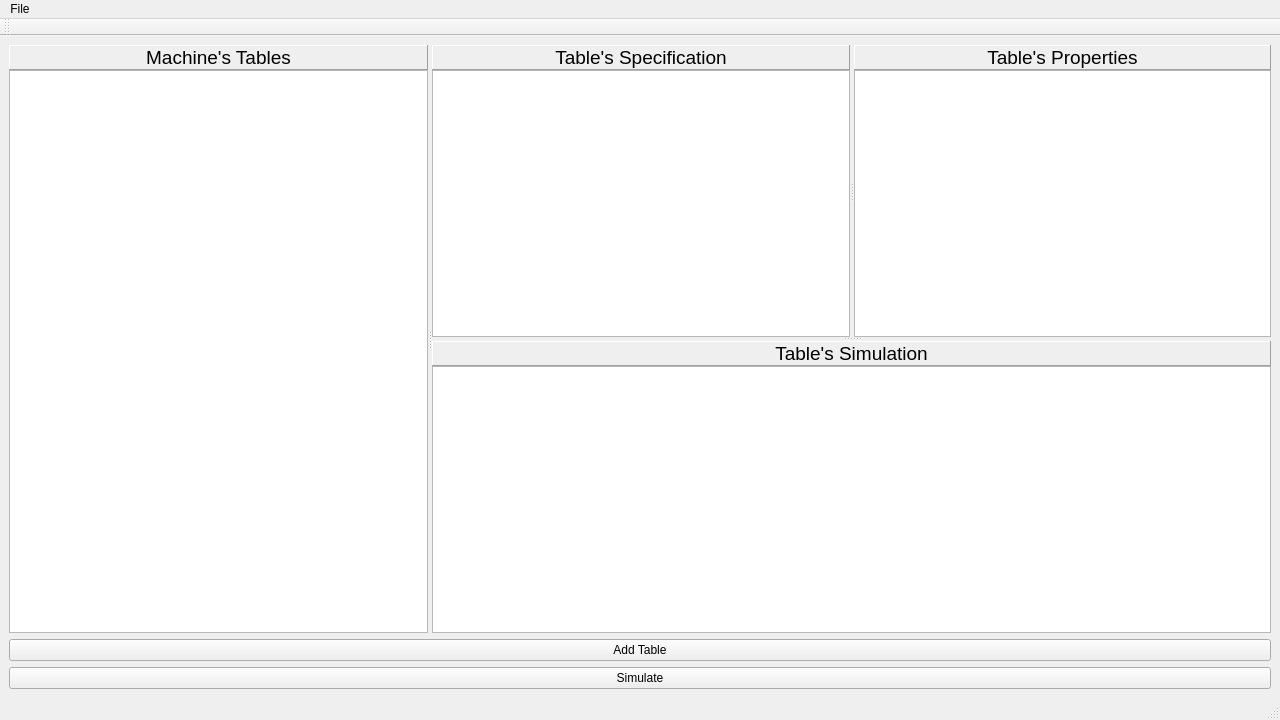
This is Qt/TuringsMachineSimulator/usermachines.ui in fabioalves98/TuringsMachineGenerator as Qt 5 draws it before an edit. The edited form follows.
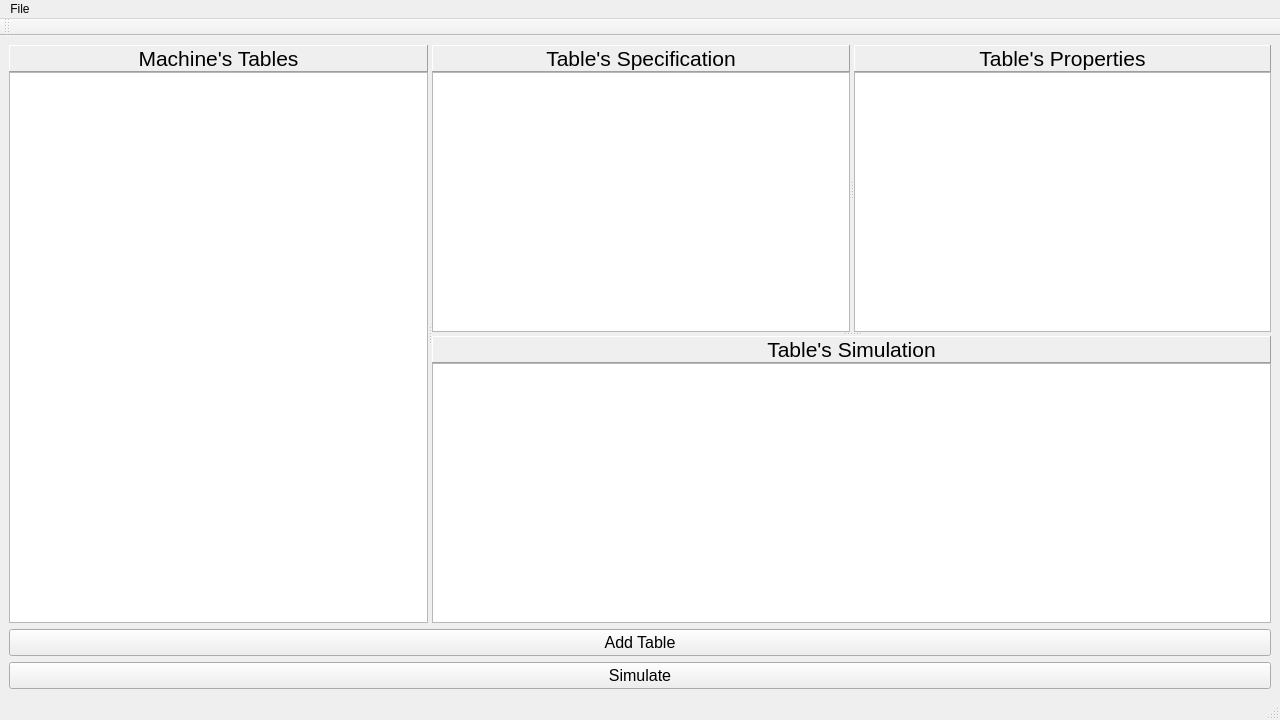
This is the edited form.

Commit message: Minor UI changes. Still need to generate random tables

Diff of the .ui file:
```diff
--- a/Qt/TuringsMachineSimulator/usermachines.ui
+++ b/Qt/TuringsMachineSimulator/usermachines.ui
@@ -13,6 +13,12 @@
   <property name="windowTitle">
    <string>MainWindow</string>
   </property>
+  <property name="styleSheet">
+   <string notr="true">QListWidget::item {
+	padding : 3px;
+	border : 0px;
+}</string>
+  </property>
   <widget class="QWidget" name="centralwidget">
    <layout class="QVBoxLayout" name="verticalLayout">
     <item>
@@ -20,16 +26,19 @@
       <property name="orientation">
        <enum>Qt::Horizontal</enum>
       </property>
-      <widget class="QWidget" name="">
+      <widget class="QWidget" name="layoutWidget">
        <layout class="QVBoxLayout" name="Tables">
         <property name="spacing">
          <number>0</number>
         </property>
         <item>
          <widget class="QLabel" name="tablesLabel">
+          <property name="enabled">
+           <bool>true</bool>
+          </property>
           <property name="font">
            <font>
-            <pointsize>14</pointsize>
+            <pointsize>16</pointsize>
            </font>
           </property>
           <property name="frameShape">
@@ -44,10 +53,17 @@
           <property name="alignment">
            <set>Qt::AlignCenter</set>
           </property>
+          <property name="margin">
+           <number>3</number>
+          </property>
          </widget>
         </item>
         <item>
-         <widget class="QListWidget" name="tablesList"/>
+         <widget class="QListWidget" name="tablesList">
+          <property name="styleSheet">
+           <string notr="true"/>
+          </property>
+         </widget>
         </item>
        </layout>
       </widget>
@@ -68,7 +84,7 @@
            <widget class="QLabel" name="tableLabel">
             <property name="font">
              <font>
-              <pointsize>14</pointsize>
+              <pointsize>16</pointsize>
              </font>
             </property>
             <property name="frameShape">
@@ -83,6 +99,9 @@
             <property name="alignment">
              <set>Qt::AlignCenter</set>
             </property>
+            <property name="margin">
+             <number>3</number>
+            </property>
            </widget>
           </item>
           <item>
@@ -99,7 +118,7 @@
            <widget class="QLabel" name="propLabel">
             <property name="font">
              <font>
-              <pointsize>14</pointsize>
+              <pointsize>16</pointsize>
              </font>
             </property>
             <property name="frameShape">
@@ -114,6 +133,9 @@
             <property name="alignment">
              <set>Qt::AlignCenter</set>
             </property>
+            <property name="margin">
+             <number>3</number>
+            </property>
            </widget>
           </item>
           <item>
@@ -131,7 +153,7 @@
           <widget class="QLabel" name="simLabel">
            <property name="font">
             <font>
-             <pointsize>14</pointsize>
+             <pointsize>16</pointsize>
             </font>
            </property>
            <property name="frameShape">
@@ -146,6 +168,9 @@
            <property name="alignment">
             <set>Qt::AlignCenter</set>
            </property>
+           <property name="margin">
+            <number>3</number>
+           </property>
           </widget>
          </item>
          <item>
@@ -158,6 +183,11 @@
     </item>
     <item>
      <widget class="QPushButton" name="addTableBt">
+      <property name="font">
+       <font>
+        <pointsize>12</pointsize>
+       </font>
+      </property>
       <property name="text">
        <string>Add Table</string>
       </property>
@@ -171,6 +201,11 @@
         <height>0</height>
        </size>
       </property>
+      <property name="font">
+       <font>
+        <pointsize>12</pointsize>
+       </font>
+      </property>
       <property name="text">
        <string>Simulate</string>
       </property>
```
The commit also changes 3 other files.
